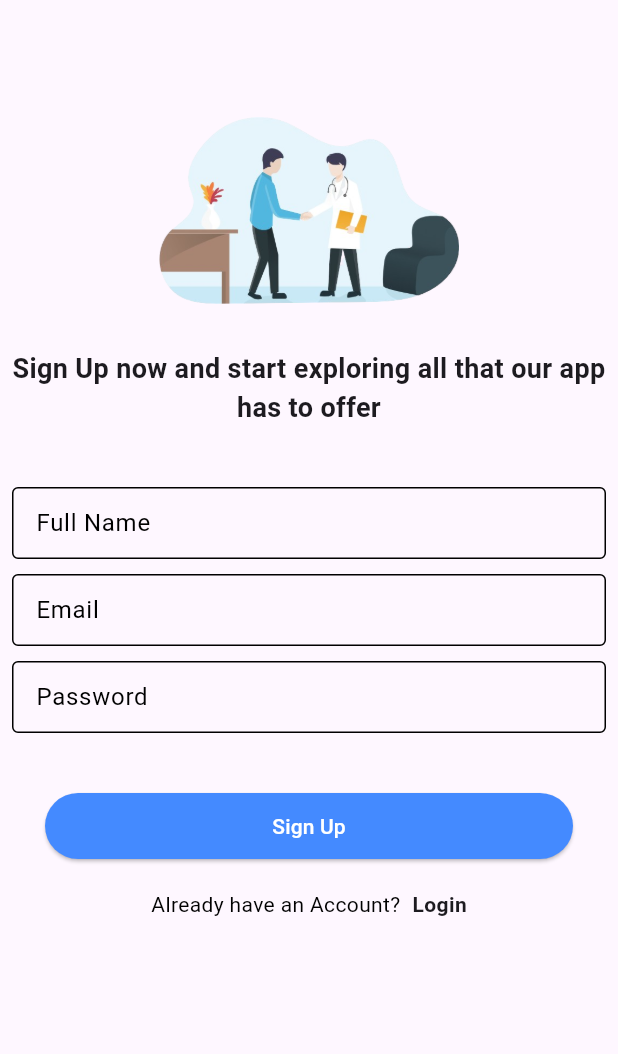
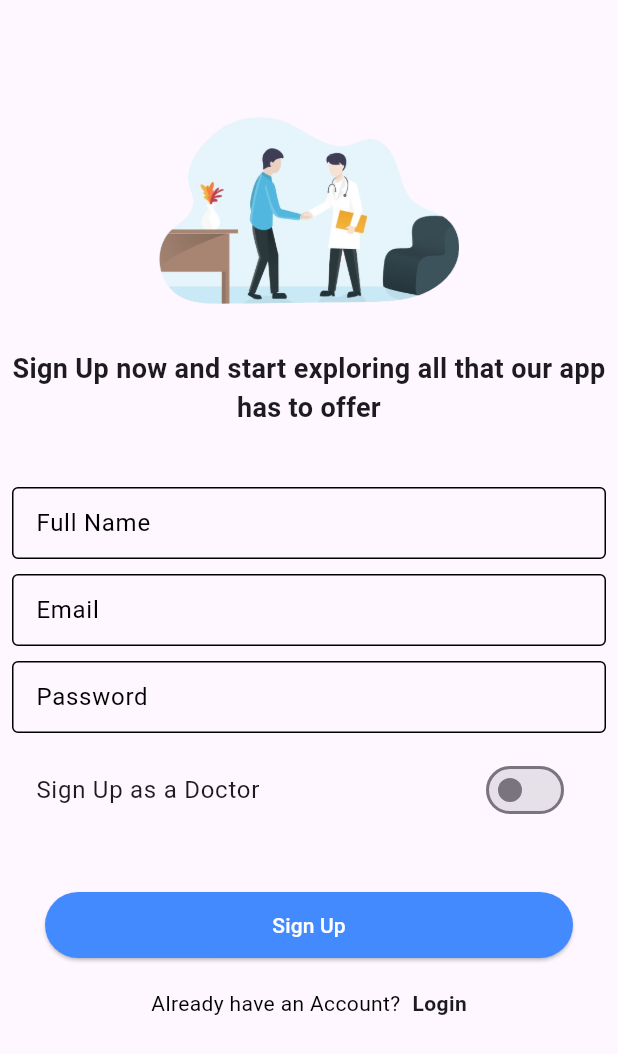
Before and after one commit to Tehreem-Rizwan/Doctors-application., a Flutter app: the SignUpView screen opened directly, on a phone screen of 412 x 824 dp. Shown: the top 1054 px of the screen. Run offline on Flutter 3.47's test engine with Material 3 defaults, Android fonts, the phone set to English and light mode, and no system bars; our stand-ins replace cloud_firestore, firebase_auth, firebase_core, get, velocity_x; accounts and stored records are empty; network calls fail; Roboto replaces fonts that are missing (Nunito-Regular).

Commit message:
last commit

```diff
--- a/lib/controllers/home_controller.dart
+++ b/lib/controllers/home_controller.dart
@@ -1,8 +1,10 @@
 import 'package:cloud_firestore/cloud_firestore.dart';
+import 'package:doctorsapp/consts/const.dart';
 import 'package:get/get.dart';
 
 class HomeController extends GetxController {
   var isLoading = false.obs;
+  var searchQueryController = TextEditingController();
   Future<QuerySnapshot<Map<String, dynamic>>> getDoctorList() async {
     var doctors = FirebaseFirestore.instance.collection("doctors").get();
     return doctors;
--- a/lib/res/components/custom_textfield.dart
+++ b/lib/res/components/custom_textfield.dart
@@ -7,12 +7,14 @@ class CustomTextField extends StatefulWidget {
   final TextEditingController? textController;
   final Color textcolor;
   final Color bordercolor;
+  final Color inputcolor;
   const CustomTextField(
       {super.key,
       required this.hint,
       this.textController,
       this.textcolor = Colors.black,
-      this.bordercolor = Colors.black});
+      this.bordercolor = Colors.black,
+      this.inputcolor = Colors.black});
 
   @override
   State<CustomTextField> createState() => _CustomTextFieldState();
@@ -23,6 +25,7 @@ class _CustomTextFieldState extends State<CustomTextField> {
   Widget build(BuildContext context) {
     return TextFormField(
       controller: widget.textController,
+      style: TextStyle(color: widget.inputcolor),
       cursorColor: AppColors.blueColor,
       decoration: InputDecoration(
           isDense: true,
--- a/lib/views/home_view/home.dart
+++ b/lib/views/home_view/home.dart
@@ -1,7 +1,6 @@
 import 'package:doctorsapp/consts/const.dart';
 import 'package:doctorsapp/views/Appointment_view/Appointment_view.dart';
 import 'package:doctorsapp/views/category_view/category_view.dart';
-import 'package:doctorsapp/views/doctors_view/doctorsview.dart';
 import 'package:doctorsapp/views/home_view/home_view.dart';
 import 'package:doctorsapp/views/settings_view/settings_view.dart';
 import 'package:flutter/material.dart';
@@ -19,7 +18,6 @@ class _HomeState extends State<Home> {
     HomeView(),
     AppointmentView(),
     CategoryView(),
-    DoctorsView(),
     SettingsView()
   ];
   @override
@@ -45,7 +43,6 @@ class _HomeState extends State<Home> {
               icon: Icon(Icons.book), label: "Appointments"),
           BottomNavigationBarItem(
               icon: Icon(Icons.category), label: "Category"),
-          BottomNavigationBarItem(icon: Icon(Icons.person), label: "Doctor"),
           BottomNavigationBarItem(icon: Icon(Icons.settings), label: "Settings")
         ],
       ),
--- a/lib/views/sign_up/sign_up.dart
+++ b/lib/views/sign_up/sign_up.dart
@@ -6,11 +6,18 @@ import 'package:doctorsapp/res/components/custom_button.dart';
 import 'package:doctorsapp/res/components/custom_textfield.dart';
 import 'package:doctorsapp/views/home_view/home.dart';
 import 'package:flutter/material.dart';
+import 'package:flutter/widgets.dart';
 import 'package:get/get.dart';
 
-class SignUpView extends StatelessWidget {
+class SignUpView extends StatefulWidget {
   const SignUpView({super.key});
 
+  @override
+  State<SignUpView> createState() => _SignUpViewState();
+}
+
+class _SignUpViewState extends State<SignUpView> {
+  var isDoctor = false;
   @override
   Widget build(BuildContext context) {
     var controller = Get.put(AuthController());
@@ -54,11 +61,56 @@ class SignUpView extends StatelessWidget {
                       hint: AppStrings.password,
                       textController: controller.passwordController,
                     ),
+                    10.heightBox,
+                    SwitchListTile(
+                        title: "Sign Up as a Doctor".text.make(),
+                        value: isDoctor,
+                        onChanged: (newValue) {
+                          setState(() {
+                            isDoctor = newValue;
+                          });
+                        }),
+                    Visibility(
+                      visible: isDoctor,
+                      child: Column(
+                        children: [
+                          CustomTextField(
+                            hint: "About",
+                            textController: controller.aboutController,
+                          ),
+                          10.heightBox,
+                          CustomTextField(
+                            hint: "Category",
+                            textController: controller.cateogryController,
+                          ),
+                          10.heightBox,
+                          CustomTextField(
+                            hint: "Services",
+                            textController: controller.serviceController,
+                          ),
+                          10.heightBox,
+                          CustomTextField(
+                            hint: "Address",
+                            textController: controller.addressController,
+                          ),
+                          10.heightBox,
+                          CustomTextField(
+                            hint: "Phone Number",
+                            textController: controller.phonenumberController,
+                          ),
+                          10.heightBox,
+                          CustomTextField(
+                            hint: "Timing",
+                            textController: controller.TimingController,
+                          ),
+                        ],
+                      ),
+                    ),
                     40.heightBox,
                     CustomButton(
                       buttonText: AppStrings.signup,
                       onTap: () async {
-                        await controller.signupUser();
+                        await controller.signupUser(isDoctor);
                         if (controller.userCredential != null) {
                           Get.offAll(() => Home());
                         }
```
Also changed, not shown: lib/controllers/appointment_controller.dart (+12 -2 lines), lib/controllers/auth_controller.dart (+44 -9 lines), lib/views/appointment_view/appointment_view.dart (+12 -3 lines), lib/views/home_view/home_view.dart (+12 -3 lines), lib/views/login_view/login_view.dart (+18 -1 lines), lib/views/search_view/search_view.dart (added, +97 -0 lines).
